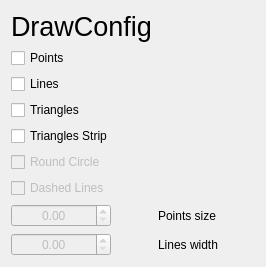
Qt form src/widgets/UI/DrawConfigView.ui (DisonGo/s21_3DViewer) before a commit.
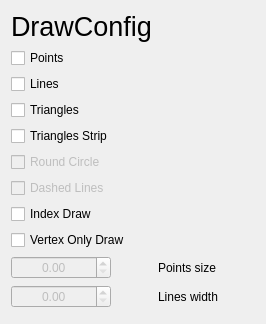
The same form after that commit.

Commit message: develop. Added 2 separate draw modes. Added new modes to config. Mesh now holds 2 separate buffers for those modes.

```diff
--- a/src/widgets/UI/DrawConfigView.ui
+++ b/src/widgets/UI/DrawConfigView.ui
@@ -7,7 +7,7 @@
     <x>0</x>
     <y>0</y>
     <width>266</width>
-    <height>257</height>
+    <height>324</height>
    </rect>
   </property>
   <property name="windowTitle">
@@ -22,6 +22,18 @@
      <property name="formAlignment">
       <set>Qt::AlignHCenter|Qt::AlignTop</set>
      </property>
+     <item row="0" column="0">
+      <widget class="QLabel" name="MainLabel">
+       <property name="font">
+        <font>
+         <pointsize>20</pointsize>
+        </font>
+       </property>
+       <property name="text">
+        <string>DrawConfig</string>
+       </property>
+      </widget>
+     </item>
      <item row="1" column="0">
       <widget class="QCheckBox" name="PointsCheckBox">
        <property name="text">
@@ -70,7 +82,7 @@
        </property>
       </widget>
      </item>
-     <item row="7" column="0">
+     <item row="9" column="0">
       <widget class="QDoubleSpinBox" name="PointsSizeDoubleSpinBox">
        <property name="enabled">
         <bool>false</bool>
@@ -92,45 +104,47 @@
        </property>
       </widget>
      </item>
-     <item row="7" column="1">
+     <item row="9" column="1">
       <widget class="QLabel" name="PointsSizeLabel">
        <property name="text">
         <string>Points size</string>
        </property>
       </widget>
      </item>
-     <item row="8" column="1">
+     <item row="10" column="0">
+      <widget class="QDoubleSpinBox" name="LinesWidthDoubleSpinBox">
+       <property name="enabled">
+        <bool>false</bool>
+       </property>
+       <property name="minimumSize">
+        <size>
+         <width>100</width>
+         <height>0</height>
+        </size>
+       </property>
+       <property name="alignment">
+        <set>Qt::AlignCenter</set>
+       </property>
+      </widget>
+     </item>
+     <item row="10" column="1">
       <widget class="QLabel" name="LinesWidthLabel">
        <property name="text">
         <string>Lines width</string>
        </property>
       </widget>
      </item>
+     <item row="7" column="0">
+      <widget class="QCheckBox" name="IndexDrawCheckBox">
+       <property name="text">
+        <string>Index Draw</string>
+       </property>
+      </widget>
+     </item>
      <item row="8" column="0">
-      <widget class="QDoubleSpinBox" name="LinesWidthDoubleSpinBox">
-       <property name="enabled">
-        <bool>false</bool>
-       </property>
-       <property name="minimumSize">
-        <size>
-         <width>100</width>
-         <height>0</height>
-        </size>
-       </property>
-       <property name="alignment">
-        <set>Qt::AlignCenter</set>
-       </property>
-      </widget>
-     </item>
-     <item row="0" column="0">
-      <widget class="QLabel" name="MainLabel">
-       <property name="font">
-        <font>
-         <pointsize>20</pointsize>
-        </font>
-       </property>
+      <widget class="QCheckBox" name="VertexOnlyDrawCheckBox">
        <property name="text">
-        <string>DrawConfig</string>
+        <string>Vertex Only Draw</string>
        </property>
       </widget>
      </item>
```
The commit also changes 8 other files.
